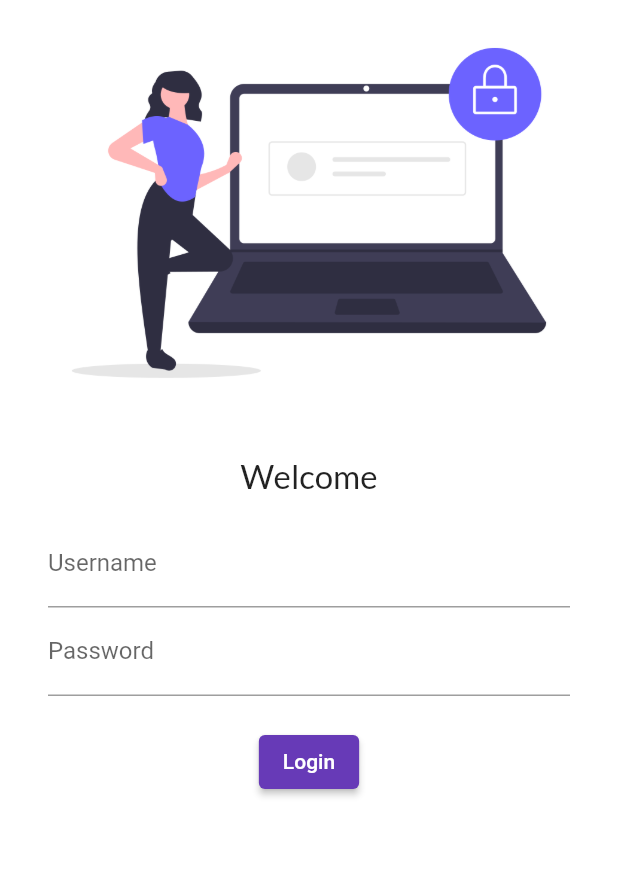
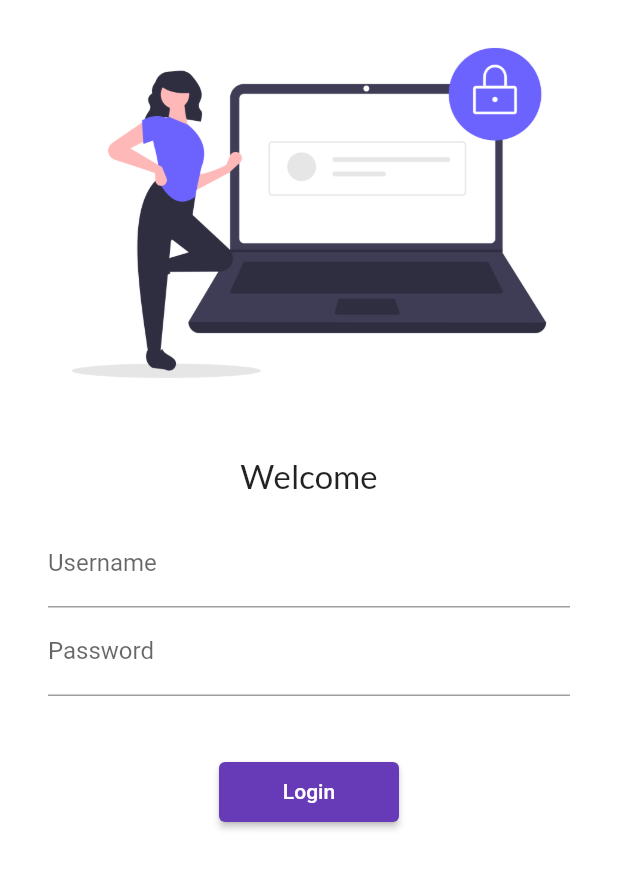
Before and after one commit to babansinha/flutter-basic-learning-tutorial-app, a Flutter app: the screen it shows after launch, on a phone screen of 412 x 824 dp. Shown: the top 869 px of the screen. Run offline on Flutter 3.47's test engine with Material 2 defaults, Android fonts, the phone set to English and light mode, and no system bars; our stand-ins replace google_fonts.

Commit message:
Completed day 5

```diff
--- a/lib/main.dart
+++ b/lib/main.dart
@@ -2,7 +2,7 @@ import 'package:flutter/material.dart';
 import 'package:google_fonts/google_fonts.dart';
 import 'package:flutter_tutorial/pages/home_page.dart';
 import 'package:flutter_tutorial/pages/login_page.dart';
-import 'package:google_fonts/google_fonts.dart';
+import 'utils/routs.dart';
 
 void main(List<String> args) {
   runApp(MyApp());
@@ -34,8 +34,8 @@ class MyApp extends StatelessWidget {
       initialRoute: "/login",
       routes: {
         "/": (context) => LoginPage(),
-        "/home": (context) => HomePage(),
-        "/login": (context) => LoginPage(),
+        AppRoutes.home: (context) => HomePage(),
+        AppRoutes.login: (context) => LoginPage(),
       },
     );
   }
--- a/lib/pages/login_page.dart
+++ b/lib/pages/login_page.dart
@@ -1,4 +1,5 @@
 import 'package:flutter/material.dart';
+import 'package:flutter_tutorial/utils/routs.dart';
 import 'package:google_fonts/google_fonts.dart';
 
 class LoginPage extends StatelessWidget {
@@ -8,6 +9,7 @@ class LoginPage extends StatelessWidget {
   Widget build(BuildContext context) {
     return Material(
       color: Colors.white,
+      child: SingleChildScrollView(
         child: Column(
           children: [
             Image.asset(
@@ -45,20 +47,24 @@ class LoginPage extends StatelessWidget {
                     ),
                   ),
                   SizedBox(
-                  height: 20.0,
+                    height: 40.0,
                   ),
                   ElevatedButton(
                     onPressed: () {
                       print("Hi Baban");
+                      Navigator.pushNamed(context, AppRoutes.home);
                     },
                     child: Text("Login"),
-                  style: TextButton.styleFrom(),
+                    style: TextButton.styleFrom(
+                      minimumSize: Size(120, 40),
+                    ),
                   ),
                 ],
               ),
             ),
           ],
         ),
+      ),
     );
   }
 }
--- /dev/null
+++ b/lib/utils/routs.dart
@@ -0,0 +1,4 @@
+class AppRoutes {
+  static String login = "/login";
+  static String home = "/home";
+}
```
Lines whose indentation alone changed are shown as unchanged.
